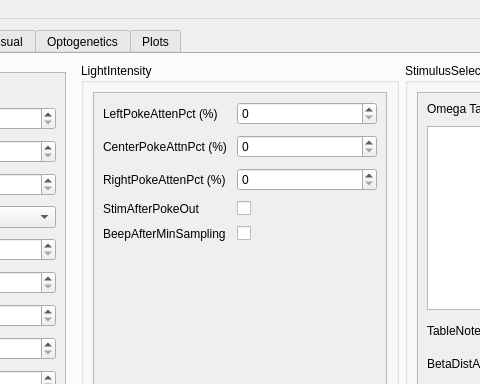
Before: the Qt Designer form task_parameters.ui in ckarageorgkaneen/mouse2afc, drawn with Qt 5; both pictures show x 262 to 742 and y 0 to 384 of the 1004 by 674 pixel window.
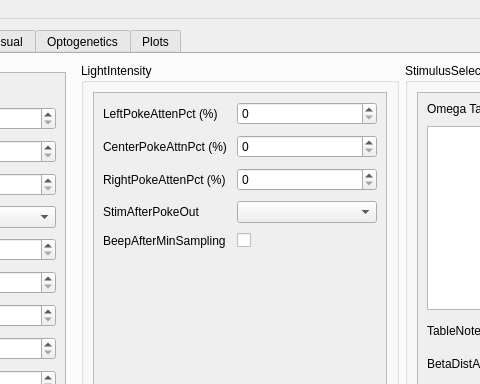
After: the same form once the commit is applied. The open tabs and pages were chosen to show the change.

Commit message:
Change checkbox to ComboBox
Use Qt designer to change StimAfterPokeOut from a checkbox to
a ComboBox. Save in Qt Designer to update file

Patch:
```diff
--- a/task_parameters.ui
+++ b/task_parameters.ui
@@ -1094,8 +1094,8 @@
                <rect>
                 <x>0</x>
                 <y>0</y>
-                <width>262</width>
-                <height>486</height>
+                <width>276</width>
+                <height>472</height>
                </rect>
               </property>
               <layout class="QGridLayout" name="gridLayout_25">
@@ -1135,9 +1135,6 @@
                    </property>
                   </widget>
                  </item>
-                 <item row="3" column="1">
-                  <widget class="QCheckBox" name="StimAfterPokeOut"/>
-                 </item>
                  <item row="4" column="0">
                   <widget class="QLabel" name="beepAfterMinSamplingLabel">
                    <property name="text">
@@ -1157,6 +1154,9 @@
                  <item row="0" column="1">
                   <widget class="QSpinBox" name="LeftPokeAttenPct"/>
                  </item>
+                 <item row="3" column="1">
+                  <widget class="QComboBox" name="StimAfterPokeOut"/>
+                 </item>
                 </layout>
                </item>
               </layout>
```
Left out of the diff: 42 changed lines with no effect on the pictures.
